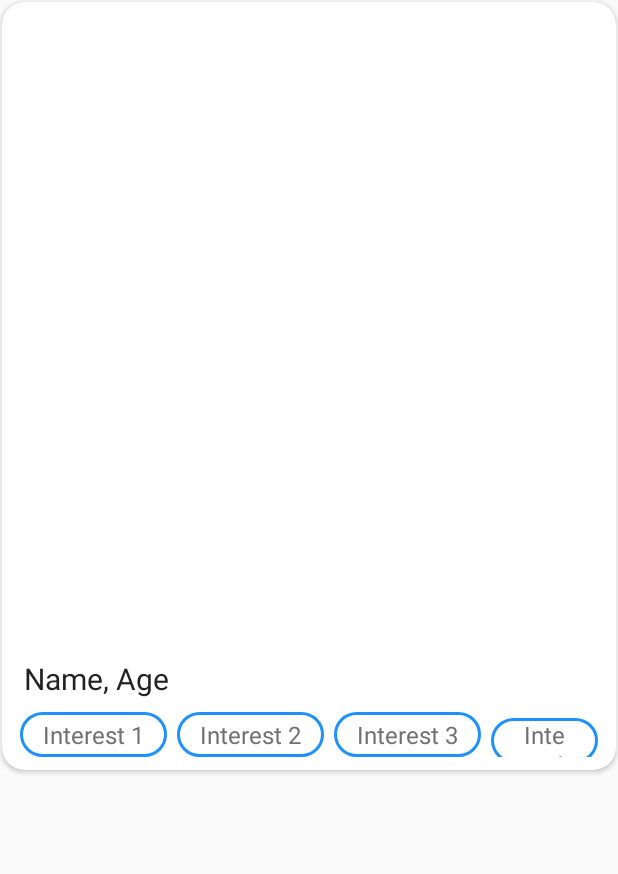
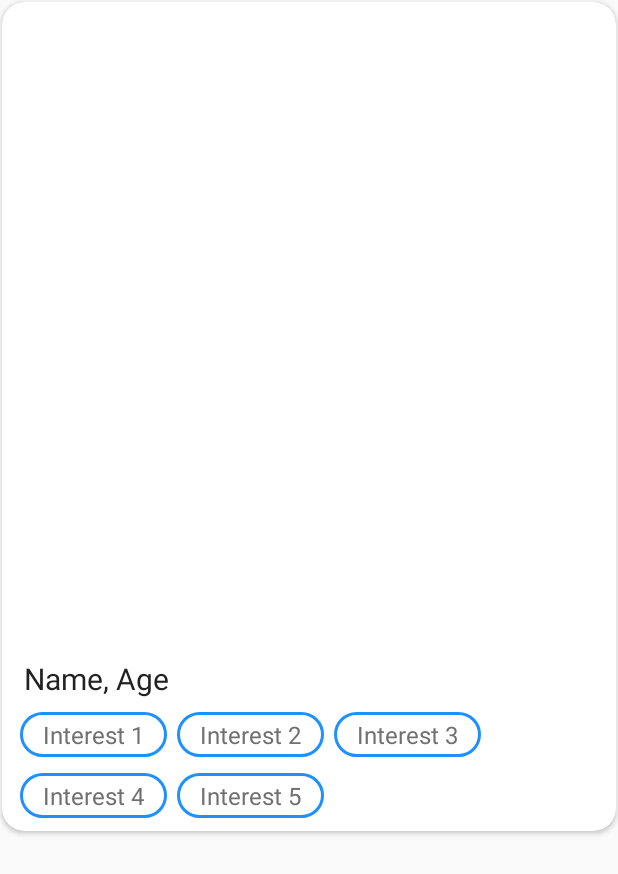
Before and after one commit to Some-Cool-Name/Social-Media-Market-Place-Clone-Project, an Android app: the layout feed_item.xml on its own in the app's theme, with its tools: preview values and no code run, on a phone screen of 412 x 824 dp. Shown: the top 874 px of the screen. Run offline under Robolectric (Android 15) with nearby library versions, the phone set to English and light mode, and no system bars; network calls fail.

Commit message:
Sprint 3

```diff
--- a/app/src/main/java/com/example/social_media_market_place_clone_project/Chat.java
+++ b/app/src/main/java/com/example/social_media_market_place_clone_project/Chat.java
@@ -116,19 +116,20 @@ public class Chat extends AppCompatActivity {
 
         LinearLayout.LayoutParams lp2 = new LinearLayout.LayoutParams(ViewGroup.LayoutParams.WRAP_CONTENT, ViewGroup.LayoutParams.WRAP_CONTENT);
         lp2.weight = 7.0f;
-        lp2.setMargins(0,5,0,5);
 
         if(type == 1) {
             lp2.gravity = Gravity.LEFT;
             textView.setBackgroundResource(R.drawable.bubble_in);
             textView.setTextColor(0xFFFFFFFF);
             textView.setTextSize(16);
+            lp2.setMargins(0,8,80,8);
         }
         else{
             lp2.gravity = Gravity.RIGHT;
             textView.setBackgroundResource(R.drawable.bubble_out);
             textView.setTextColor(0xFF707070);
             textView.setTextSize(16);
+            lp2.setMargins(80,8,0,8);
         }
         textView.setLayoutParams(lp2);
         layout.addView(textView);
--- a/app/src/main/res/layout/feed_item.xml
+++ b/app/src/main/res/layout/feed_item.xml
@@ -1,6 +1,5 @@
 <?xml version="1.0" encoding="utf-8"?>
-<androidx.cardview.widget.CardView
-    xmlns:android="http://schemas.android.com/apk/res/android"
+<androidx.cardview.widget.CardView xmlns:android="http://schemas.android.com/apk/res/android"
     xmlns:app="http://schemas.android.com/apk/res-auto"
     android:layout_width="match_parent"
     android:layout_height="wrap_content"
@@ -20,8 +19,8 @@
             android:layout_width="match_parent"
             android:layout_height="400dp"
 
+            android:layout_marginHorizontal="8dp"
             android:layout_marginVertical="15dp"
-            android:layout_marginHorizontal="8dp"
             android:scaleType="centerCrop" />
 
         <!--text view for our course name-->
@@ -32,16 +31,16 @@
 
             android:layout_marginLeft="8dp"
             android:padding="3dp"
+            android:text="Name, Age"
             android:textColor="#222"
-            android:textSize="20dp"
 
-            android:text="Name, Age" />
+            android:textSize="20dp" />
 
         <LinearLayout
             android:layout_width="match_parent"
             android:layout_height="wrap_content"
-            android:orientation="horizontal"
-            android:layout_margin="5dp">
+            android:layout_margin="5dp"
+            android:orientation="horizontal">
 
             <TextView
                 android:id="@+id/userInterest1"
@@ -49,15 +48,15 @@
                 android:layout_width="wrap_content"
                 android:layout_height="30dp"
 
-                android:paddingHorizontal="15dp"
                 android:layout_marginHorizontal="3dp"
+                android:background="@drawable/rounded"
 
                 android:gravity="center"
+                android:paddingHorizontal="15dp"
                 android:text="Interest 1"
-                android:textSize="16dp"
                 android:textColor="@color/grey"
 
-                android:background="@drawable/rounded" />
+                android:textSize="16dp" />
 
             <TextView
                 android:id="@+id/userInterest2"
@@ -65,15 +64,15 @@
                 android:layout_width="wrap_content"
                 android:layout_height="30dp"
 
-                android:paddingHorizontal="15dp"
                 android:layout_marginHorizontal="3dp"
+                android:background="@drawable/rounded"
 
                 android:gravity="center"
+                android:paddingHorizontal="15dp"
                 android:text="Interest 2"
-                android:textSize="16dp"
                 android:textColor="@color/grey"
 
-                android:background="@drawable/rounded" />
+                android:textSize="16dp" />
 
             <TextView
                 android:id="@+id/userInterest3"
@@ -81,15 +80,22 @@
                 android:layout_width="wrap_content"
                 android:layout_height="30dp"
 
-                android:paddingHorizontal="15dp"
                 android:layout_marginHorizontal="3dp"
+                android:background="@drawable/rounded"
 
                 android:gravity="center"
+                android:paddingHorizontal="15dp"
                 android:text="Interest 3"
-                android:textSize="16dp"
                 android:textColor="@color/grey"
 
-                android:background="@drawable/rounded" />
+                android:textSize="16dp" />
+        </LinearLayout>
+
+        <LinearLayout
+            android:layout_width="match_parent"
+            android:layout_height="wrap_content"
+            android:layout_margin="5dp"
+            android:orientation="horizontal">
 
             <TextView
                 android:id="@+id/userInterest4"
@@ -97,15 +103,15 @@
                 android:layout_width="wrap_content"
                 android:layout_height="30dp"
 
-                android:paddingHorizontal="15dp"
                 android:layout_marginHorizontal="3dp"
+                android:background="@drawable/rounded"
 
                 android:gravity="center"
+                android:paddingHorizontal="15dp"
                 android:text="Interest 4"
-                android:textSize="16dp"
                 android:textColor="@color/grey"
 
-                android:background="@drawable/rounded" />
+                android:textSize="16dp" />
 
             <TextView
                 android:id="@+id/userInterest5"
@@ -113,20 +119,16 @@
                 android:layout_width="wrap_content"
                 android:layout_height="30dp"
 
-                android:paddingHorizontal="15dp"
                 android:layout_marginHorizontal="3dp"
+                android:background="@drawable/rounded"
 
                 android:gravity="center"
+                android:paddingHorizontal="15dp"
                 android:text="Interest 5"
-                android:textSize="16dp"
                 android:textColor="@color/grey"
 
-                android:background="@drawable/rounded" />
-
+                android:textSize="16dp" />
         </LinearLayout>
-
-
-
     </LinearLayout>
 
 </androidx.cardview.widget.CardView>
--- a/app/src/main/res/layout/message_place.xml
+++ b/app/src/main/res/layout/message_place.xml
@@ -24,7 +24,8 @@
             android:hint="@string/write_a_message"
             android:id="@+id/messageArea"
             android:maxLines="3"
-            android:padding="5dp"
+            android:paddingVertical="5dp"
+            android:paddingHorizontal="10dp"
             android:layout_marginLeft="5dp"
             android:background="@drawable/textfield_style_white_round"
             />
```
